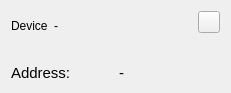
The window that GUI/OWController/ds_other.ui (igorf7/OWController) describes before a commit, drawn with Qt 5.
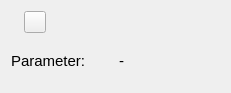
The same window after the commit. Icons and pictures are not drawn.

```diff
--- a/GUI/OWController/ds_other.ui
+++ b/GUI/OWController/ds_other.ui
@@ -19,36 +19,13 @@
      <item>
       <widget class="QLabel" name="label_3">
        <property name="text">
-        <string>Device</string>
+        <string/>
        </property>
        <property name="alignment">
         <set>Qt::AlignBottom|Qt::AlignLeading|Qt::AlignLeft</set>
        </property>
       </widget>
      </item>
-     <item>
-      <widget class="QLabel" name="deviceIndexLabel">
-       <property name="text">
-        <string>-</string>
-       </property>
-       <property name="alignment">
-        <set>Qt::AlignBottom|Qt::AlignLeading|Qt::AlignLeft</set>
-       </property>
-      </widget>
-     </item>
-     <item>
-      <spacer name="horizontalSpacer_2">
-       <property name="orientation">
-        <enum>Qt::Horizontal</enum>
-       </property>
-       <property name="sizeHint" stdset="0">
-        <size>
-         <width>40</width>
-         <height>20</height>
-        </size>
-       </property>
-      </spacer>
-     </item>
      <item>
       <widget class="QPushButton" name="settingsPushButton">
        <property name="minimumSize">
@@ -78,6 +55,19 @@
        </property>
       </widget>
      </item>
+     <item>
+      <spacer name="horizontalSpacer">
+       <property name="orientation">
+        <enum>Qt::Orientation::Horizontal</enum>
+       </property>
+       <property name="sizeHint" stdset="0">
+        <size>
+         <width>40</width>
+         <height>20</height>
+        </size>
+       </property>
+      </spacer>
+     </item>
     </layout>
    </item>
    <item>
@@ -90,10 +80,10 @@
         </font>
        </property>
        <property name="text">
-        <string>Address:</string>
+        <string>Parameter:</string>
        </property>
        <property name="alignment">
-        <set>Qt::AlignBottom|Qt::AlignLeading|Qt::AlignLeft</set>
+        <set>Qt::AlignmentFlag::AlignLeading|Qt::AlignmentFlag::AlignLeft|Qt::AlignmentFlag::AlignVCenter</set>
        </property>
       </widget>
      </item>
@@ -108,7 +98,7 @@
         <string>-</string>
        </property>
        <property name="alignment">
-        <set>Qt::AlignBottom|Qt::AlignLeading|Qt::AlignLeft</set>
+        <set>Qt::AlignmentFlag::AlignLeading|Qt::AlignmentFlag::AlignLeft|Qt::AlignmentFlag::AlignVCenter</set>
        </property>
       </widget>
      </item>
```
Left out of the diff: 8 changed lines with no effect on the pictures.
